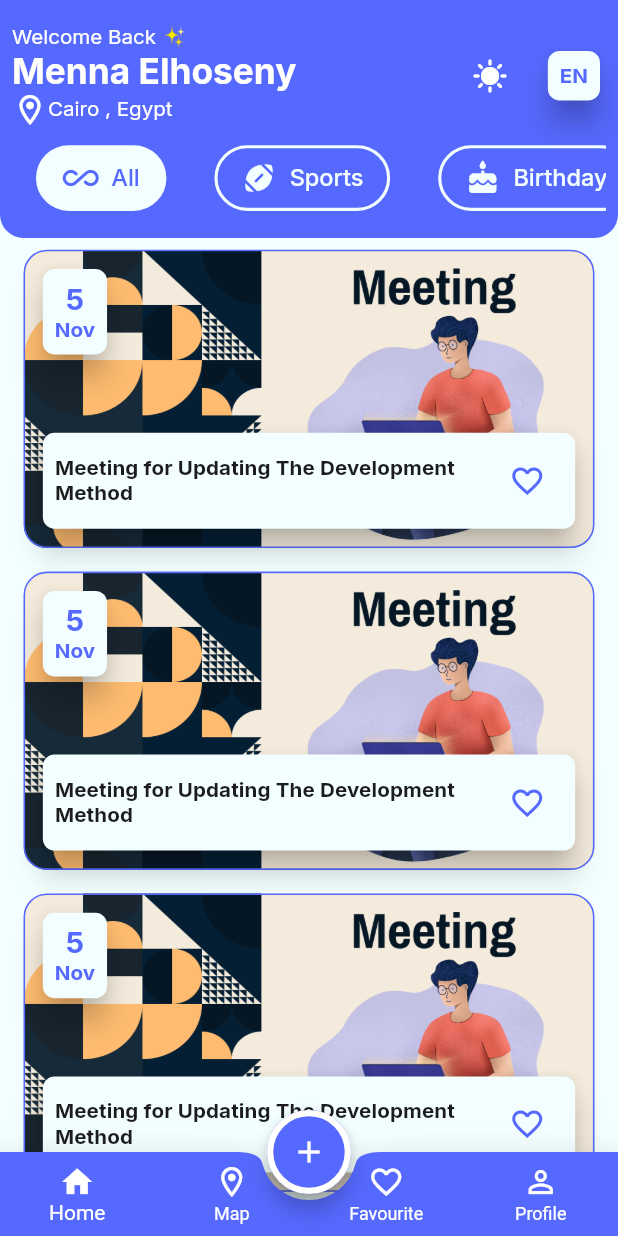
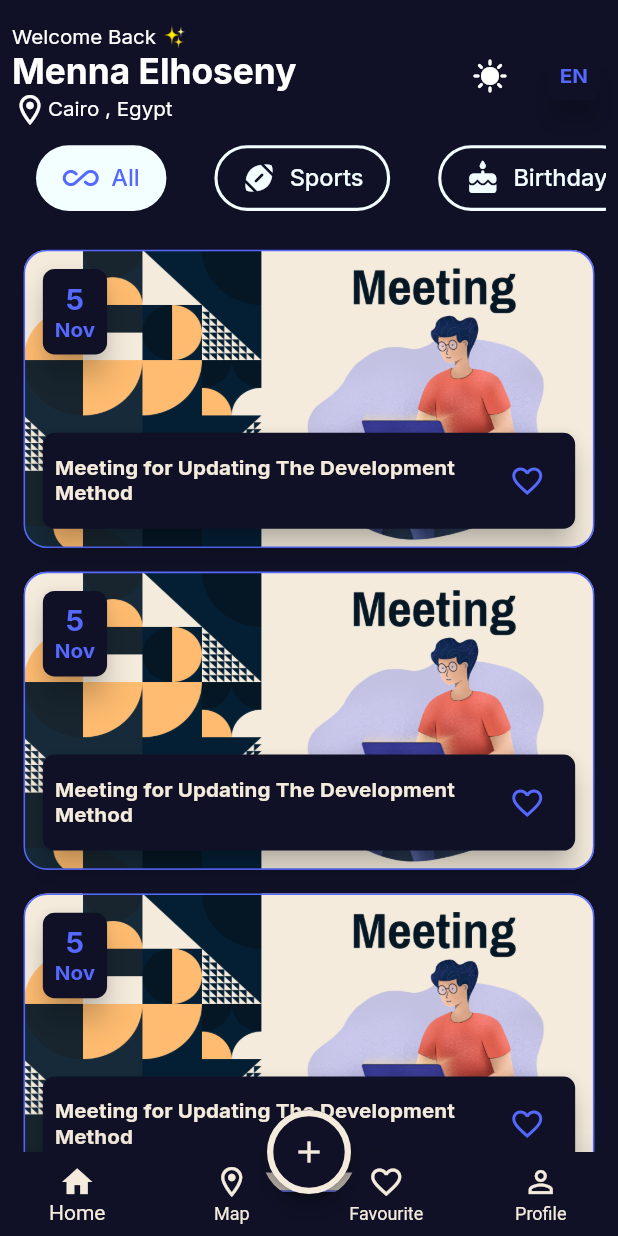
Before and after one commit to menna11420/Evently-App, a Flutter app: the screen it shows after launch, on a phone screen of 412 x 824 dp. Run offline on Flutter 3.47's test engine with Material 3 defaults, Android fonts, the phone set to English and light mode, and no system bars; our stand-ins replace flutter_screenutil, flutter_svg, google_fonts.

Commit message:
configure light-dark theme

```diff
--- a/lib/config/theme/theme_manager.dart
+++ b/lib/config/theme/theme_manager.dart
@@ -6,6 +6,9 @@ import 'package:google_fonts/google_fonts.dart';
 class ThemeManager {
   static final ThemeData light = ThemeData(
     useMaterial3: false,
+    iconTheme: IconThemeData(
+        color: ColorsManager.black1C
+    ),
     primaryColor: ColorsManager.blue,
     appBarTheme: AppBarThemeData(
       backgroundColor: ColorsManager.whiteBlue,
@@ -19,13 +22,6 @@ class ThemeManager {
       ),
       color: ColorsManager.whiteBlue,
       elevation: 8
-    ),
-    colorScheme: ColorScheme.fromSeed(
-      seedColor: ColorsManager.blue,
-      primary: ColorsManager.whiteBlue,
-      onPrimary: ColorsManager.blue,
-      secondary: Colors.transparent,
-      onSecondary: ColorsManager.whiteBlue,
     ),
     bottomAppBarTheme: BottomAppBarThemeData(
       color: ColorsManager.blue,
@@ -95,6 +91,13 @@ class ThemeManager {
         ),
       ),
     ),
+    outlinedButtonTheme: OutlinedButtonThemeData(
+      style: OutlinedButton.styleFrom(
+        padding: REdgeInsets.symmetric(vertical: 16),
+        side: BorderSide(color: ColorsManager.blue, width: 1.w),
+        shape: RoundedRectangleBorder(borderRadius: BorderRadius.circular(16.r)),
+      ),
+    ),
     textTheme: TextTheme(
       headlineLarge: GoogleFonts.inter(
         fontSize: 24.sp,
@@ -131,26 +134,28 @@ class ThemeManager {
         color: ColorsManager.black1C,
       ),
     ),
-    outlinedButtonTheme: OutlinedButtonThemeData(
-      style: OutlinedButton.styleFrom(
-        padding: REdgeInsets.symmetric(vertical: 16),
-        side: BorderSide(color: ColorsManager.blue, width: 1.w),
-        shape: RoundedRectangleBorder(borderRadius: BorderRadius.circular(16.r)),
-      ),
-    ),
   );
   static final ThemeData dark = ThemeData(
     useMaterial3: false,
+    iconTheme: IconThemeData(
+      color: ColorsManager.ofWhite
+    ),
     primaryColor: ColorsManager.darkBlue,
-    colorScheme: ColorScheme.fromSeed(
-      seedColor: ColorsManager.darkBlue,
-      primary: ColorsManager.blue,
-      onPrimary: ColorsManager.whiteBlue,
-      secondary: Colors.transparent,
-      onSecondary: ColorsManager.whiteBlue,
+    appBarTheme: AppBarThemeData(
+      backgroundColor: ColorsManager.darkBlue,
+      foregroundColor: ColorsManager.blue,
+      titleTextStyle: GoogleFonts.roboto(fontSize: 18.sp,fontWeight: FontWeight.w400,color: ColorsManager.blue),
+      centerTitle: true,
+    ),
+    cardTheme: CardThemeData(
+        shape: RoundedRectangleBorder(
+            borderRadius: BorderRadius.circular(8.r)
+        ),
+        color: ColorsManager.darkBlue,
+        elevation: 8
     ),
     bottomAppBarTheme: BottomAppBarThemeData(
-      color: ColorsManager.blue,
+      color: ColorsManager.darkBlue,
       elevation: 16,
       shape: CircularNotchedRectangle(),
     ),
@@ -158,28 +163,28 @@ class ThemeManager {
       backgroundColor: Colors.transparent,
       elevation: 0,
       type: BottomNavigationBarType.fixed,
-      selectedItemColor: ColorsManager.white,
-      unselectedItemColor: ColorsManager.white,
+      selectedItemColor: ColorsManager.ofWhite,
+      unselectedItemColor: ColorsManager.ofWhite,
     ),
     floatingActionButtonTheme: FloatingActionButtonThemeData(
-      backgroundColor: ColorsManager.blue,
-      foregroundColor: ColorsManager.white,
+      backgroundColor: ColorsManager.darkBlue,
+      foregroundColor: ColorsManager.ofWhite,
       shape: StadiumBorder(
           side: BorderSide(
-            color: ColorsManager.white,
+            color: ColorsManager.ofWhite,
             width: 4.w,
           )
       ),
     ),
-    scaffoldBackgroundColor: ColorsManager.whiteBlue,
+    scaffoldBackgroundColor: ColorsManager.darkBlue,
     inputDecorationTheme: InputDecorationTheme(
       enabledBorder: OutlineInputBorder(
         borderRadius: BorderRadius.circular(14.r),
-        borderSide: BorderSide(color: ColorsManager.gray, width: 1.w),
+        borderSide: BorderSide(color: ColorsManager.blue, width: 1.w),
       ),
       focusedBorder: OutlineInputBorder(
         borderRadius: BorderRadius.circular(14.r),
-        borderSide: BorderSide(color: ColorsManager.gray, width: 1.w),
+        borderSide: BorderSide(color: ColorsManager.blue, width: 1.w),
       ),
       errorBorder: OutlineInputBorder(
         borderRadius: BorderRadius.circular(14.r),
@@ -189,10 +194,15 @@ class ThemeManager {
         borderRadius: BorderRadius.circular(14.r),
         borderSide: BorderSide(color: ColorsManager.red, width: 1.w),
       ),
-      prefixIconColor: ColorsManager.gray,
-      suffixIconColor: ColorsManager.gray,
+      prefixIconColor: ColorsManager.ofWhite,
+      suffixIconColor: ColorsManager.ofWhite,
       labelStyle: GoogleFonts.inter(
-        color: ColorsManager.gray,
+        color: ColorsManager.ofWhite,
+        fontSize: 16.sp,
+        fontWeight: FontWeight.w500,
+      ),
+      hintStyle: GoogleFonts.inter(
+        color: ColorsManager.ofWhite,
         fontSize: 16.sp,
         fontWeight: FontWeight.w500,
       ),
@@ -212,6 +222,13 @@ class ThemeManager {
         ),
       ),
     ),
+    outlinedButtonTheme: OutlinedButtonThemeData(
+      style: OutlinedButton.styleFrom(
+        padding: REdgeInsets.symmetric(vertical: 16),
+        side: BorderSide(color: ColorsManager.blue, width: 1.w),
+        shape: RoundedRectangleBorder(borderRadius: BorderRadius.circular(16.r)),
+      ),
+    ),
     textTheme: TextTheme(
       headlineLarge: GoogleFonts.inter(
         fontSize: 24.sp,
@@ -228,16 +245,24 @@ class ThemeManager {
           fontWeight: FontWeight.w400,
           color: ColorsManager.white),
       bodySmall: GoogleFonts.inter(
-        color: ColorsManager.black1C,
+        color: ColorsManager.ofWhite,
         fontSize: 16.sp,
         fontWeight: FontWeight.w500,
       ),
-    ),
-    outlinedButtonTheme: OutlinedButtonThemeData(
-      style: OutlinedButton.styleFrom(
-        padding: REdgeInsets.symmetric(vertical: 16),
-        side: BorderSide(color: ColorsManager.blue, width: 1.w),
-        shape: RoundedRectangleBorder(borderRadius: BorderRadius.circular(16.r)),
+      titleSmall: GoogleFonts.inter(
+          color: ColorsManager.ofWhite,
+          fontSize: 14.sp,
+          fontWeight: FontWeight.bold),
+
+      titleMedium: GoogleFonts.inter(
+          color: ColorsManager.ofWhite,
+          fontSize: 16.sp,
+          fontWeight: FontWeight.w500),
+
+      labelMedium: GoogleFonts.inter(
+        fontSize: 20.sp,
+        fontWeight: FontWeight.bold,
+        color: ColorsManager.ofWhite,
       ),
     ),
   );
--- a/lib/core/resources/colors_manager.dart
+++ b/lib/core/resources/colors_manager.dart
@@ -4,6 +4,7 @@ abstract class ColorsManager{
   static const Color black = Color(0xFF202020);
   static const Color black1C = Color(0xFF1C1C1C);
   static const Color white= Color(0xFFFFFFFF);
+  static const Color ofWhite= Color(0xFFF4EBDC);
   static const Color whiteBlue= Color(0xFFF2FEFF);
   static const Color blue= Color(0xFF5669FF);
   static const Color darkBlue= Color(0xFF101127);
--- a/lib/core/widgets/custom_drop_down_item.dart
+++ b/lib/core/widgets/custom_drop_down_item.dart
@@ -47,11 +47,13 @@ class CustomDropDownItem extends StatelessWidget {
                 ),
                 Spacer(),
                 DropdownButton(
+                  dropdownColor: ColorsManager.whiteBlue,
+
                   underline: Container(),
                   items: menuItems
                       .map(
                         (item) =>
-                        DropdownMenuItem(value: item, child: Text(item)),
+                        DropdownMenuItem(value: item, child: Text(item,style: GoogleFonts.inter(color: ColorsManager.black1C,fontSize: 14.sp,fontWeight: FontWeight.w400),)),
                   )
                       .toList(),
                   onChanged: (_) {},
--- a/lib/core/widgets/custom_text_form_field.dart
+++ b/lib/core/widgets/custom_text_form_field.dart
@@ -33,7 +33,7 @@ class CustomTextFormField extends StatelessWidget {
       controller: controller,
       validator: validator,
       obscureText: isSecure,
-      style: GoogleFonts.inter(color: ColorsManager.black1C,fontSize: 16.sp,fontWeight:FontWeight.w400),
+      style: Theme.of(context).textTheme.bodySmall,
       cursorColor: ColorsManager.gray,
       keyboardType: keyboardType,
       decoration: InputDecoration(
--- a/lib/features/create_event/create_event.dart
+++ b/lib/features/create_event/create_event.dart
@@ -64,7 +64,7 @@ class _CreateEventState extends State<CreateEvent> {
               SizedBox(height: 16.h,),
               Row(
                 children: [
-                  Icon(Icons.date_range_outlined,color: ColorsManager.black1C,),
+                  Icon(Icons.date_range_outlined,),
                   SizedBox(width: 4.w,),
                   Text("Event Date",style: Theme.of(context).textTheme.titleMedium),
                   Spacer(),
@@ -76,7 +76,7 @@ class _CreateEventState extends State<CreateEvent> {
               SizedBox(height: 16.h,),
               Row(
                 children: [
-                  Icon(Icons.access_time,color: ColorsManager.black1C,),
+                  Icon(Icons.access_time,),
                   SizedBox(width: 4.w,),
                   Text("Event Time",style: Theme.of(context).textTheme.titleMedium),
                   Spacer(),
--- a/lib/features/main_layout/home/home_tab.dart
+++ b/lib/features/main_layout/home/home_tab.dart
@@ -89,10 +89,10 @@ class _HomeTabState extends State<HomeTab> {
                 SizedBox(height: 12.h),
                 CustomTabBar(
                   categories: CategoryModel.categoriesWithAll,
-                  selectedBgColor: Theme.of(context).colorScheme.primary,
-                  unSelectedBgColor: Theme.of(context).colorScheme.secondary,
-                  selectedFgColor: Theme.of(context).colorScheme.onPrimary,
-                  unSelectedFgColor: Theme.of(context).colorScheme.onSecondary,
+                  selectedBgColor: ColorsManager.whiteBlue,
+                  unSelectedBgColor: Colors.transparent,
+                  selectedFgColor: ColorsManager.blue,
+                  unSelectedFgColor: ColorsManager.whiteBlue,
                 ),
                 ],
             ),
--- a/lib/main.dart
+++ b/lib/main.dart
@@ -24,7 +24,7 @@ class EventlyApp extends StatelessWidget {
           initialRoute: AppRoutes.mainLayout,
           theme: ThemeManager.light,
           darkTheme: ThemeManager.dark,
-          //themeMode: ThemeMode.dark,
+          themeMode: ThemeMode.dark,
           locale: Locale("en"),
         ),
       );
```
